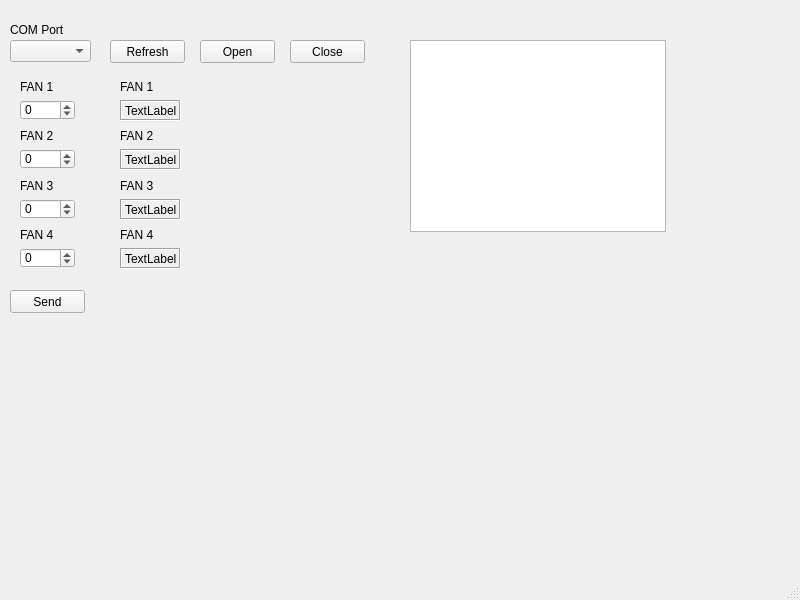
Qt form MCUInterface/mainwindow.ui (LimaBR/MCUInterface) before a commit.
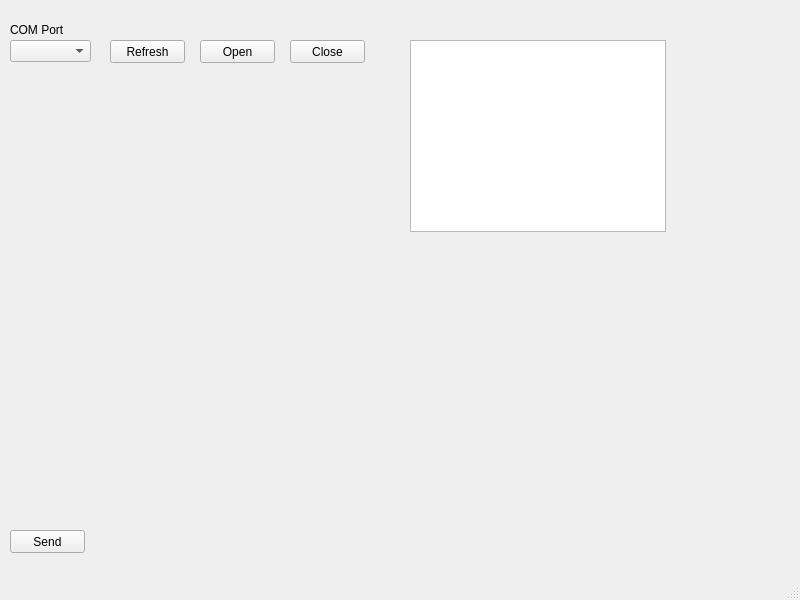
The same form after that commit.

Commit message: Dynamic allocation of inputs and outputs

```diff
--- a/MCUInterface/mainwindow.ui
+++ b/MCUInterface/mainwindow.ui
@@ -18,7 +18,7 @@
     <property name="geometry">
      <rect>
       <x>10</x>
-      <y>290</y>
+      <y>530</y>
       <width>75</width>
       <height>23</height>
      </rect>
@@ -32,312 +32,11 @@
      <rect>
       <x>10</x>
       <y>80</y>
-      <width>81</width>
-      <height>191</height>
+      <width>71</width>
+      <height>451</height>
      </rect>
     </property>
-    <layout class="QVBoxLayout" name="verticalLayout">
-     <item>
-      <widget class="QWidget" name="widget_5" native="true">
-       <widget class="QSpinBox" name="spinBox_fan1">
-        <property name="geometry">
-         <rect>
-          <x>10</x>
-          <y>20</y>
-          <width>55</width>
-          <height>20</height>
-         </rect>
-        </property>
-        <property name="minimum">
-         <number>-32768</number>
-        </property>
-        <property name="maximum">
-         <number>32767</number>
-        </property>
-        <property name="displayIntegerBase">
-         <number>10</number>
-        </property>
-       </widget>
-       <widget class="QLabel" name="label_6">
-        <property name="geometry">
-         <rect>
-          <x>10</x>
-          <y>0</y>
-          <width>47</width>
-          <height>13</height>
-         </rect>
-        </property>
-        <property name="text">
-         <string>FAN 1</string>
-        </property>
-       </widget>
-      </widget>
-     </item>
-     <item>
-      <widget class="QWidget" name="widget_3" native="true">
-       <widget class="QSpinBox" name="spinBox_fan2">
-        <property name="geometry">
-         <rect>
-          <x>10</x>
-          <y>20</y>
-          <width>55</width>
-          <height>20</height>
-         </rect>
-        </property>
-        <property name="minimum">
-         <number>-32768</number>
-        </property>
-        <property name="maximum">
-         <number>32767</number>
-        </property>
-        <property name="displayIntegerBase">
-         <number>10</number>
-        </property>
-       </widget>
-       <widget class="QLabel" name="label_4">
-        <property name="geometry">
-         <rect>
-          <x>10</x>
-          <y>0</y>
-          <width>47</width>
-          <height>13</height>
-         </rect>
-        </property>
-        <property name="text">
-         <string>FAN 2</string>
-        </property>
-       </widget>
-      </widget>
-     </item>
-     <item>
-      <widget class="QWidget" name="widget_4" native="true">
-       <widget class="QSpinBox" name="spinBox_fan3">
-        <property name="geometry">
-         <rect>
-          <x>10</x>
-          <y>20</y>
-          <width>55</width>
-          <height>20</height>
-         </rect>
-        </property>
-        <property name="minimum">
-         <number>-32768</number>
-        </property>
-        <property name="maximum">
-         <number>32767</number>
-        </property>
-        <property name="displayIntegerBase">
-         <number>10</number>
-        </property>
-       </widget>
-       <widget class="QLabel" name="label_5">
-        <property name="geometry">
-         <rect>
-          <x>10</x>
-          <y>0</y>
-          <width>47</width>
-          <height>13</height>
-         </rect>
-        </property>
-        <property name="text">
-         <string>FAN 3</string>
-        </property>
-       </widget>
-      </widget>
-     </item>
-     <item>
-      <widget class="QWidget" name="widget" native="true">
-       <widget class="QSpinBox" name="spinBox_fan4">
-        <property name="geometry">
-         <rect>
-          <x>10</x>
-          <y>20</y>
-          <width>55</width>
-          <height>20</height>
-         </rect>
-        </property>
-        <property name="minimum">
-         <number>-32768</number>
-        </property>
-        <property name="maximum">
-         <number>32767</number>
-        </property>
-        <property name="displayIntegerBase">
-         <number>10</number>
-        </property>
-       </widget>
-       <widget class="QLabel" name="label_2">
-        <property name="geometry">
-         <rect>
-          <x>10</x>
-          <y>0</y>
-          <width>47</width>
-          <height>13</height>
-         </rect>
-        </property>
-        <property name="text">
-         <string>FAN 4</string>
-        </property>
-       </widget>
-      </widget>
-     </item>
-    </layout>
-   </widget>
-   <widget class="QWidget" name="verticalLayoutWidget_2">
-    <property name="geometry">
-     <rect>
-      <x>110</x>
-      <y>80</y>
-      <width>81</width>
-      <height>191</height>
-     </rect>
-    </property>
-    <layout class="QVBoxLayout" name="verticalLayout_2">
-     <item>
-      <widget class="QWidget" name="widget_8" native="true">
-       <widget class="QLabel" name="label_fan1">
-        <property name="geometry">
-         <rect>
-          <x>10</x>
-          <y>20</y>
-          <width>61</width>
-          <height>21</height>
-         </rect>
-        </property>
-        <property name="frameShape">
-         <enum>QFrame::Box</enum>
-        </property>
-        <property name="frameShadow">
-         <enum>QFrame::Sunken</enum>
-        </property>
-        <property name="text">
-         <string>TextLabel</string>
-        </property>
-       </widget>
-       <widget class="QLabel" name="label_12">
-        <property name="geometry">
-         <rect>
-          <x>10</x>
-          <y>0</y>
-          <width>47</width>
-          <height>13</height>
-         </rect>
-        </property>
-        <property name="text">
-         <string>FAN 1</string>
-        </property>
-       </widget>
-      </widget>
-     </item>
-     <item>
-      <widget class="QWidget" name="widget_6" native="true">
-       <widget class="QLabel" name="label_fan2">
-        <property name="geometry">
-         <rect>
-          <x>10</x>
-          <y>20</y>
-          <width>61</width>
-          <height>21</height>
-         </rect>
-        </property>
-        <property name="frameShape">
-         <enum>QFrame::Box</enum>
-        </property>
-        <property name="frameShadow">
-         <enum>QFrame::Sunken</enum>
-        </property>
-        <property name="text">
-         <string>TextLabel</string>
-        </property>
-       </widget>
-       <widget class="QLabel" name="label_8">
-        <property name="geometry">
-         <rect>
-          <x>10</x>
-          <y>0</y>
-          <width>47</width>
-          <height>13</height>
-         </rect>
-        </property>
-        <property name="text">
-         <string>FAN 2</string>
-        </property>
-       </widget>
-      </widget>
-     </item>
-     <item>
-      <widget class="QWidget" name="widget_2" native="true">
-       <widget class="QLabel" name="label_fan3">
-        <property name="geometry">
-         <rect>
-          <x>10</x>
-          <y>20</y>
-          <width>61</width>
-          <height>21</height>
-         </rect>
-        </property>
-        <property name="frameShape">
-         <enum>QFrame::Box</enum>
-        </property>
-        <property name="frameShadow">
-         <enum>QFrame::Sunken</enum>
-        </property>
-        <property name="text">
-         <string>TextLabel</string>
-        </property>
-       </widget>
-       <widget class="QLabel" name="label_3">
-        <property name="geometry">
-         <rect>
-          <x>10</x>
-          <y>0</y>
-          <width>47</width>
-          <height>13</height>
-         </rect>
-        </property>
-        <property name="text">
-         <string>FAN 3</string>
-        </property>
-       </widget>
-      </widget>
-     </item>
-     <item>
-      <widget class="QWidget" name="widget_7" native="true">
-       <widget class="QLabel" name="label_fan4">
-        <property name="geometry">
-         <rect>
-          <x>10</x>
-          <y>20</y>
-          <width>61</width>
-          <height>21</height>
-         </rect>
-        </property>
-        <property name="frameShape">
-         <enum>QFrame::Box</enum>
-        </property>
-        <property name="frameShadow">
-         <enum>QFrame::Sunken</enum>
-        </property>
-        <property name="text">
-         <string>TextLabel</string>
-        </property>
-       </widget>
-       <widget class="QLabel" name="label_10">
-        <property name="geometry">
-         <rect>
-          <x>10</x>
-          <y>0</y>
-          <width>47</width>
-          <height>13</height>
-         </rect>
-        </property>
-        <property name="text">
-         <string>FAN 4</string>
-        </property>
-       </widget>
-      </widget>
-     </item>
-    </layout>
+    <layout class="QVBoxLayout" name="verticalLayout_input"/>
    </widget>
    <widget class="QComboBox" name="comPort">
     <property name="geometry">
@@ -414,10 +113,10 @@
    <widget class="QWidget" name="verticalLayoutWidget_3">
     <property name="geometry">
      <rect>
-      <x>210</x>
+      <x>110</x>
       <y>80</y>
-      <width>111</width>
-      <height>191</height>
+      <width>71</width>
+      <height>451</height>
      </rect>
     </property>
     <layout class="QVBoxLayout" name="verticalLayout_output"/>
```
Left out of the diff: 2 changed lines with no effect on the pictures. The commit also changes 6 other files.
